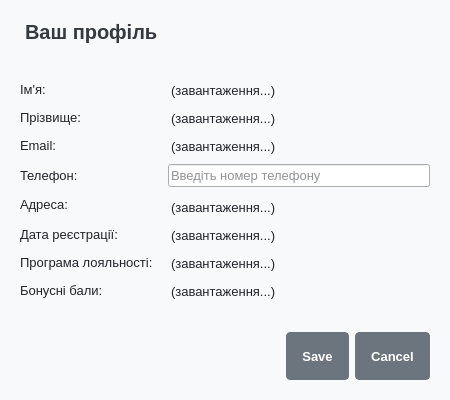
Old version of the form profiledialog.ui in the repository Defenderest/DB_Kurs.
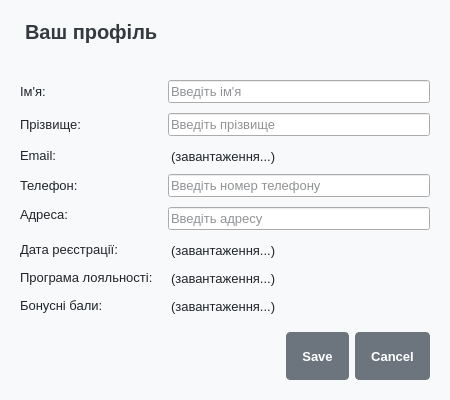
New version of the form.

Commit message: feat: enable editing of name, surname, and address in profile

```diff
--- a/profiledialog.ui
+++ b/profiledialog.ui
@@ -112,9 +112,9 @@
       </widget>
      </item>
      <item row="0" column="1">
-      <widget class="QLabel" name="firstNameLabel">
-       <property name="text">
-        <string>(завантаження...)</string>
+      <widget class="QLineEdit" name="firstNameLineEdit">
+       <property name="placeholderText">
+        <string>Введіть ім'я</string>
        </property>
       </widget>
      </item>
@@ -126,9 +126,9 @@
       </widget>
      </item>
      <item row="1" column="1">
-      <widget class="QLabel" name="lastNameLabel">
-       <property name="text">
-        <string>(завантаження...)</string>
+      <widget class="QLineEdit" name="lastNameLineEdit">
+       <property name="placeholderText">
+        <string>Введіть прізвище</string>
        </property>
       </widget>
      </item>
@@ -171,12 +171,9 @@
       </widget>
      </item>
      <item row="4" column="1">
-      <widget class="QLabel" name="addressLabel">
-       <property name="text">
-        <string>(завантаження...)</string>
-       </property>
-       <property name="wordWrap">
-        <bool>true</bool>
+      <widget class="QLineEdit" name="addressLineEdit">
+       <property name="placeholderText">
+        <string>Введіть адресу</string>
        </property>
       </widget>
      </item>
```
The commit also changes 5 other files.
